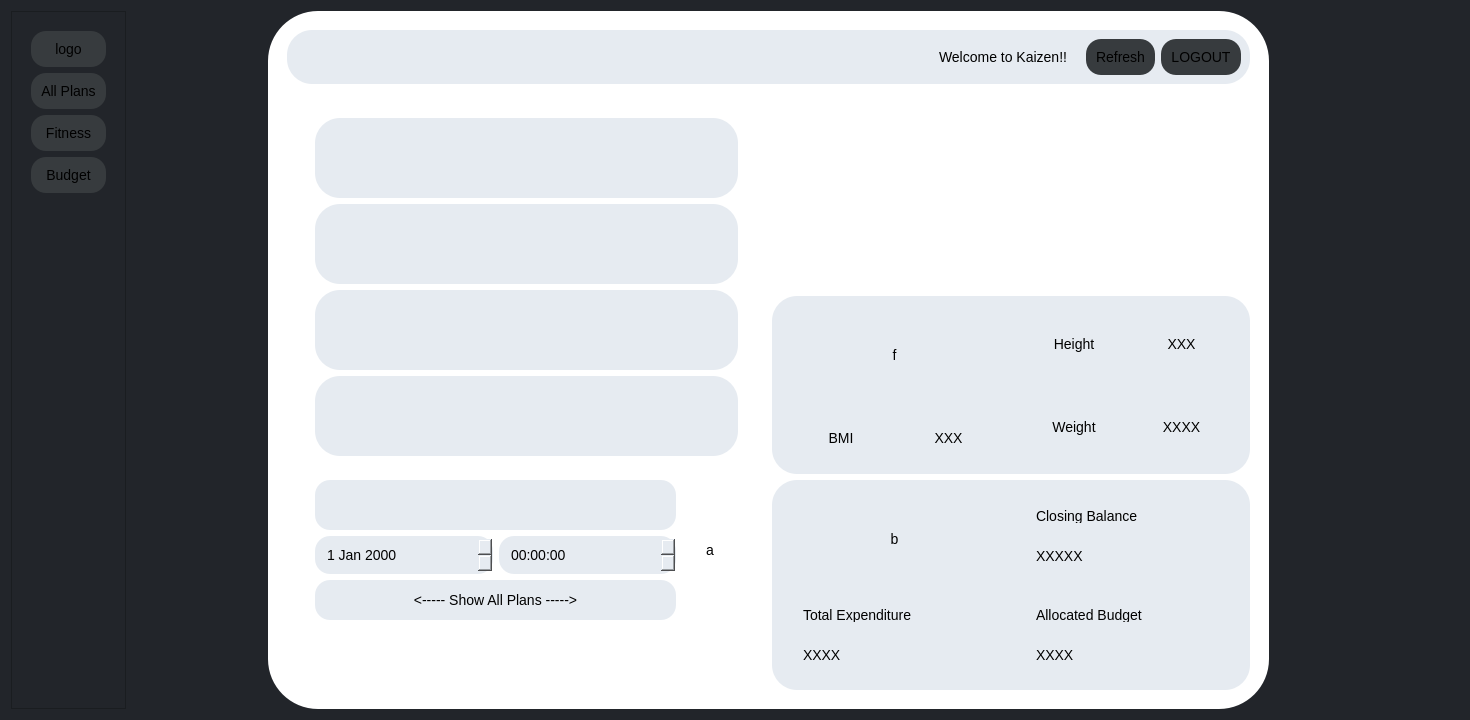
The window that K/planner.ui (burr1to/kaizen) describes before a commit, drawn with Qt 5.
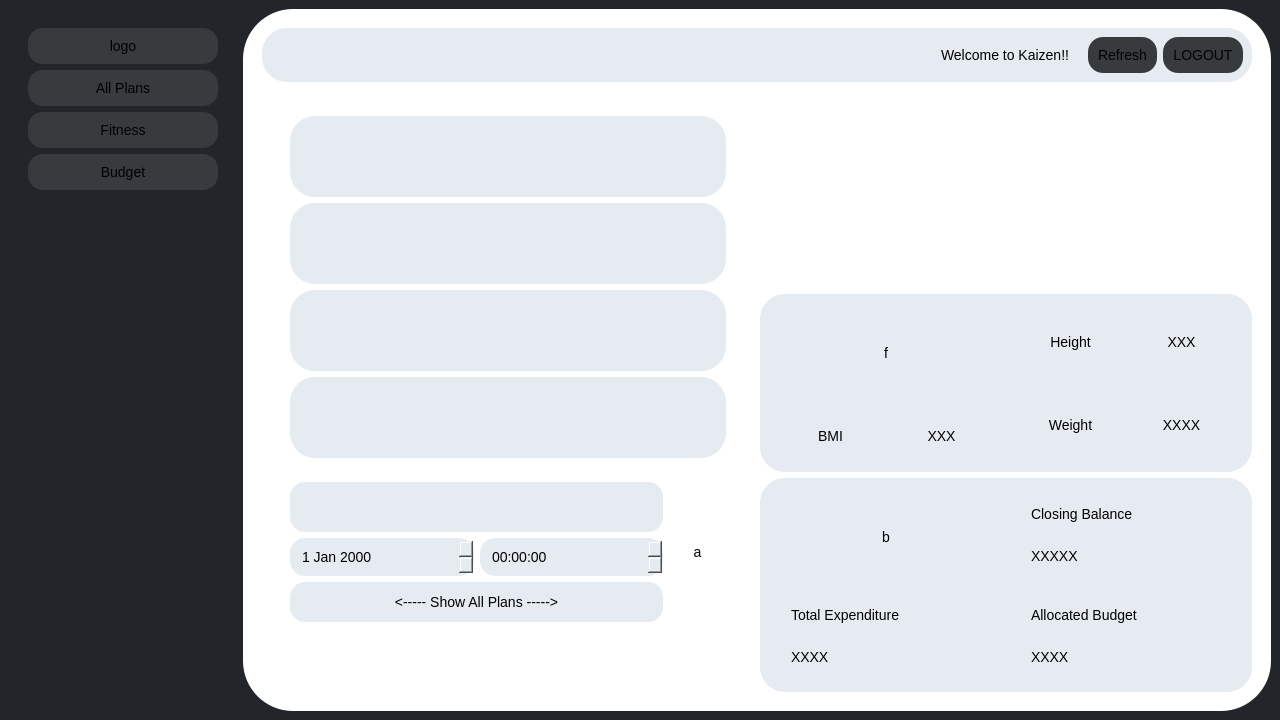
The same window after the commit. Icons and pictures are not drawn.

Patch:
```diff
--- a/K/planner.ui
+++ b/K/planner.ui
@@ -6,7 +6,7 @@
    <rect>
     <x>0</x>
     <y>0</y>
-    <width>1470</width>
+    <width>1280</width>
     <height>720</height>
    </rect>
   </property>
@@ -44,15 +44,91 @@
    <property name="styleSheet">
     <string notr="true">background-color: rgb(34, 37, 42);</string>
    </property>
+   <layout class="QHBoxLayout" name="horizontalLayout_9" stretch="2,9">
+    <item>
+     <widget class="QFrame" name="frame">
+      <property name="styleSheet">
+       <string notr="true">border:0px;</string>
+      </property>
+      <property name="frameShape">
+       <enum>QFrame::StyledPanel</enum>
+      </property>
+      <property name="frameShadow">
+       <enum>QFrame::Raised</enum>
+      </property>
+      <layout class="QVBoxLayout" name="verticalLayout_3">
+       <item>
+        <widget class="QPushButton" name="Kaizen_logo">
+         <property name="styleSheet">
+          <string notr="true">border:0px;
+border-radius:15px;
+background-color: rgb(55, 59, 62);</string>
+         </property>
+         <property name="text">
+          <string>logo</string>
+         </property>
+         <property name="iconSize">
+          <size>
+           <width>155</width>
+           <height>55</height>
+          </size>
+         </property>
+        </widget>
+       </item>
+       <item>
+        <widget class="QPushButton" name="pushButton_2">
+         <property name="styleSheet">
+          <string notr="true">border:0px;
+border-radius:15px;
+background-color: rgb(55, 59, 62);</string>
+         </property>
+         <property name="text">
+          <string>All Plans</string>
+         </property>
+        </widget>
+       </item>
+       <item>
+        <widget class="QPushButton" name="pushButton_3">
+         <property name="styleSheet">
+          <string notr="true">border:0px;
+border-radius:15px;
+background-color: rgb(55, 59, 62);</string>
+         </property>
+         <property name="text">
+          <string>Fitness</string>
+         </property>
+        </widget>
+       </item>
+       <item>
+        <widget class="QPushButton" name="pushButton_4">
+         <property name="styleSheet">
+          <string notr="true">border:0px;
+border-radius:15px;
+background-color: rgb(55, 59, 62);</string>
+         </property>
+         <property name="text">
+          <string>Budget</string>
+         </property>
+        </widget>
+       </item>
+       <item>
+        <spacer name="verticalSpacer">
+         <property name="orientation">
+          <enum>Qt::Vertical</enum>
+         </property>
+         <property name="sizeHint" stdset="0">
+          <size>
+           <width>20</width>
+           <height>469</height>
+          </size>
+         </property>
+        </spacer>
+       </item>
+      </layout>
+     </widget>
+    </item>
+    <item>
    <widget class="QFrame" name="Mainframe">
-    <property name="geometry">
-     <rect>
-      <x>268</x>
-      <y>11</y>
-      <width>1001</width>
-      <height>698</height>
-     </rect>
-    </property>
     <property name="styleSheet">
      <string notr="true">background-color: rgb(255, 255, 255);
 border-radius:50px;
@@ -794,91 +870,8 @@
      </item>
     </layout>
    </widget>
-   <widget class="QFrame" name="frame">
-    <property name="geometry">
-     <rect>
-      <x>11</x>
-      <y>11</y>
-      <width>115</width>
-      <height>698</height>
-     </rect>
-    </property>
-    <property name="frameShape">
-     <enum>QFrame::StyledPanel</enum>
-    </property>
-    <property name="frameShadow">
-     <enum>QFrame::Raised</enum>
-    </property>
-    <layout class="QVBoxLayout" name="verticalLayout_3">
-     <item>
-      <widget class="QPushButton" name="Kaizen_logo">
-       <property name="styleSheet">
-        <string notr="true">border:0px;
-border-radius:15px;
-background-color: rgb(55, 59, 62);</string>
-       </property>
-       <property name="text">
-        <string>logo</string>
-       </property>
-       <property name="iconSize">
-        <size>
-         <width>155</width>
-         <height>55</height>
-        </size>
-       </property>
-      </widget>
-     </item>
-     <item>
-      <widget class="QPushButton" name="pushButton_2">
-       <property name="styleSheet">
-        <string notr="true">border:0px;
-border-radius:15px;
-background-color: rgb(55, 59, 62);</string>
-       </property>
-       <property name="text">
-        <string>All Plans</string>
-       </property>
-      </widget>
-     </item>
-     <item>
-      <widget class="QPushButton" name="pushButton_3">
-       <property name="styleSheet">
-        <string notr="true">border:0px;
-border-radius:15px;
-background-color: rgb(55, 59, 62);</string>
-       </property>
-       <property name="text">
-        <string>Fitness</string>
-       </property>
-      </widget>
-     </item>
-     <item>
-      <widget class="QPushButton" name="pushButton_4">
-       <property name="styleSheet">
-        <string notr="true">border:0px;
-border-radius:15px;
-background-color: rgb(55, 59, 62);</string>
-       </property>
-       <property name="text">
-        <string>Budget</string>
-       </property>
-      </widget>
-     </item>
-     <item>
-      <spacer name="verticalSpacer">
-       <property name="orientation">
-        <enum>Qt::Vertical</enum>
-       </property>
-       <property name="sizeHint" stdset="0">
-        <size>
-         <width>20</width>
-         <height>467</height>
-        </size>
-       </property>
-      </spacer>
-     </item>
-    </layout>
-   </widget>
+    </item>
+   </layout>
   </widget>
  </widget>
  <resources/>
```
Lines whose indentation alone changed are shown as unchanged.
